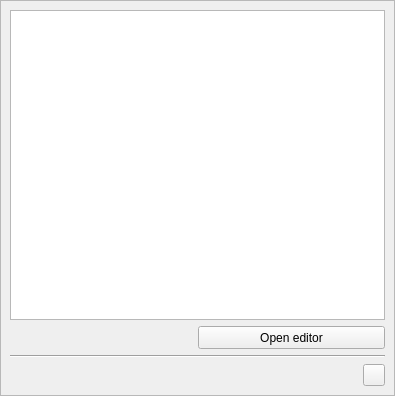
The window that spine_items/view/ui/view_properties.ui (spine-tools/spine-items) describes before a commit, drawn with Qt 5.
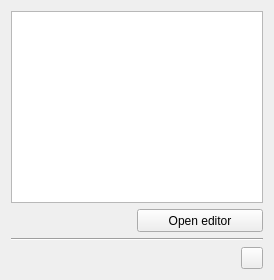
The same window after the commit. Icons and pictures are not drawn. Custom widgets are drawn as their Qt base class.

Commit message:
Add option to paint icon in the background of properties widget
This is to help identifying the properties widget.

```diff
--- a/spine_items/view/ui/view_properties.ui
+++ b/spine_items/view/ui/view_properties.ui
@@ -18,44 +18,14 @@
    <rect>
     <x>0</x>
     <y>0</y>
-    <width>395</width>
-    <height>396</height>
+    <width>274</width>
+    <height>280</height>
    </rect>
   </property>
   <property name="windowTitle">
    <string>Form</string>
   </property>
   <layout class="QVBoxLayout" name="verticalLayout">
-   <property name="spacing">
-    <number>0</number>
-   </property>
-   <property name="leftMargin">
-    <number>0</number>
-   </property>
-   <property name="topMargin">
-    <number>0</number>
-   </property>
-   <property name="rightMargin">
-    <number>0</number>
-   </property>
-   <property name="bottomMargin">
-    <number>0</number>
-   </property>
-   <item>
-    <widget class="QScrollArea" name="scrollArea_4">
-     <property name="widgetResizable">
-      <bool>true</bool>
-     </property>
-     <widget class="QWidget" name="scrollAreaWidgetContents_4">
-      <property name="geometry">
-       <rect>
-        <x>0</x>
-        <y>0</y>
-        <width>393</width>
-        <height>394</height>
-       </rect>
-      </property>
-      <layout class="QVBoxLayout" name="verticalLayout_18">
        <item>
         <widget class="ReferencesTreeView" name="treeView_view">
          <property name="font">
@@ -174,10 +144,6 @@
           </widget>
          </item>
         </layout>
-       </item>
-      </layout>
-     </widget>
-    </widget>
    </item>
   </layout>
  </widget>
```
Lines whose indentation alone changed are shown as unchanged. The commit also changes 29 other files.
